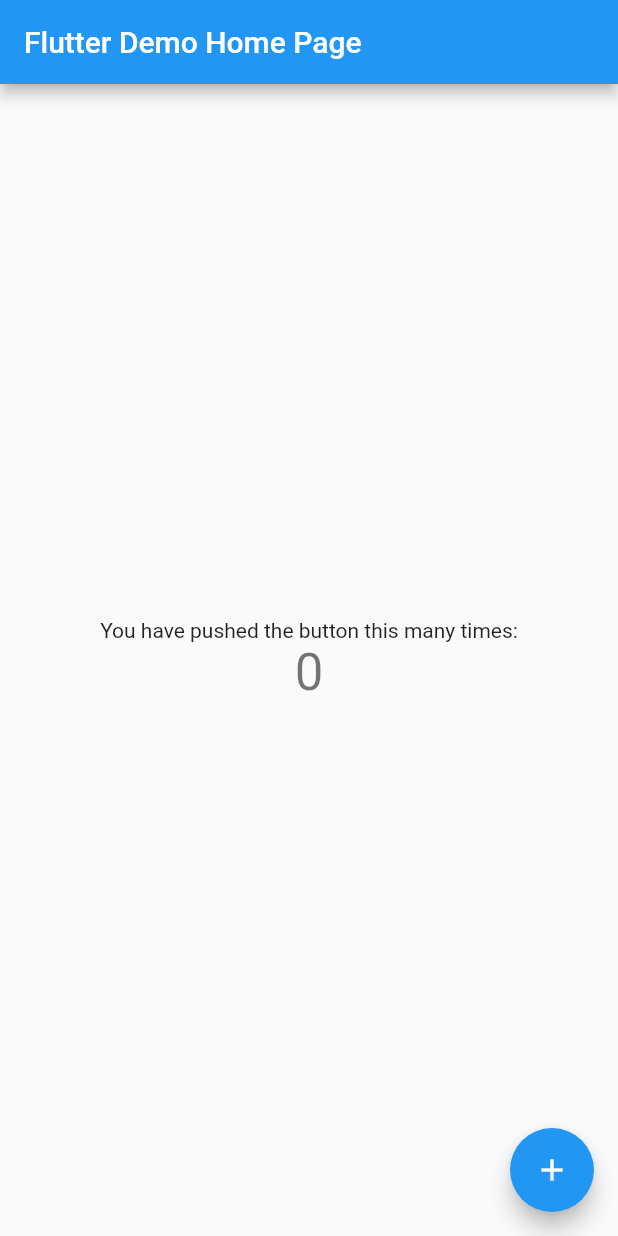
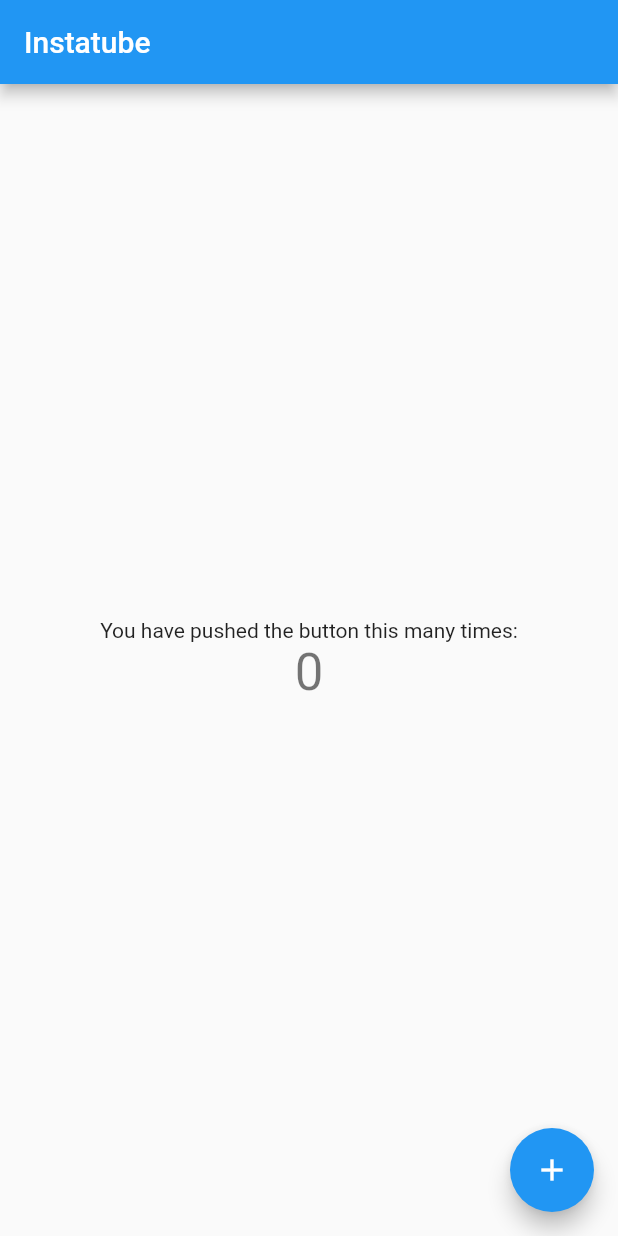
Before and after one commit to amfyWebService/instatube, a Flutter app: the screen it shows after launch, on a phone screen of 412 x 824 dp. Run offline on Flutter 3.47's test engine with Material 2 defaults, Android fonts, the phone set to English and light mode, and no system bars; our stand-ins replace flutter_i18n.

Commit message:
init i18n

```diff
--- /dev/null
+++ b/assets/i18n/en.json
@@ -0,0 +1,3 @@
+{
+  "app_name": "Instatube"
+}
--- /dev/null
+++ b/assets/i18n/fr.json
@@ -0,0 +1,3 @@
+{
+  "app_name": "Instatube"
+}
--- a/lib/main.dart
+++ b/lib/main.dart
@@ -1,4 +1,7 @@
 import 'package:flutter/material.dart';
+import 'package:flutter_i18n/flutter_i18n.dart';
+import 'package:flutter_i18n/flutter_i18n_delegate.dart';
+import 'package:flutter_localizations/flutter_localizations.dart';
 
 void main() => runApp(MyApp());
 
@@ -7,7 +10,12 @@ class MyApp extends StatelessWidget {
   @override
   Widget build(BuildContext context) {
     return MaterialApp(
-      title: 'Flutter Demo',
+      title: "Instatube",
+      localizationsDelegates: [
+        FlutterI18nDelegate(useCountryCode: false, fallbackFile: "en", path: "assets/i18n"),
+        GlobalMaterialLocalizations.delegate,
+        GlobalWidgetsLocalizations.delegate
+      ],
       theme: ThemeData(
         // This is the theme of your application.
         //
@@ -69,7 +77,7 @@ class _MyHomePageState extends State<MyHomePage> {
       appBar: AppBar(
         // Here we take the value from the MyHomePage object that was created by
         // the App.build method, and use it to set our appbar title.
-        title: Text(widget.title),
+        title: Text(FlutterI18n.translate(context, "app_name")),
       ),
       body: Center(
         // Center is a layout widget. It takes a single child and positions it
```
Also changed, not shown: pubspec.yaml (+12 -0 lines), assets/images/toto.jpg (added), pubspec.lock.
